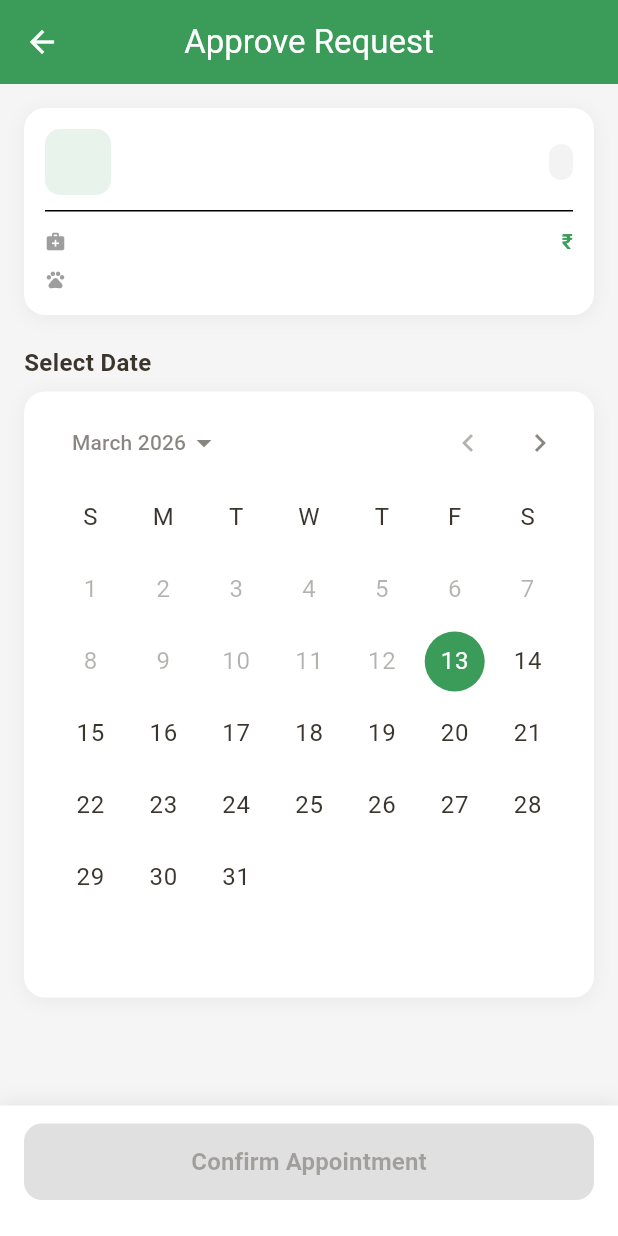
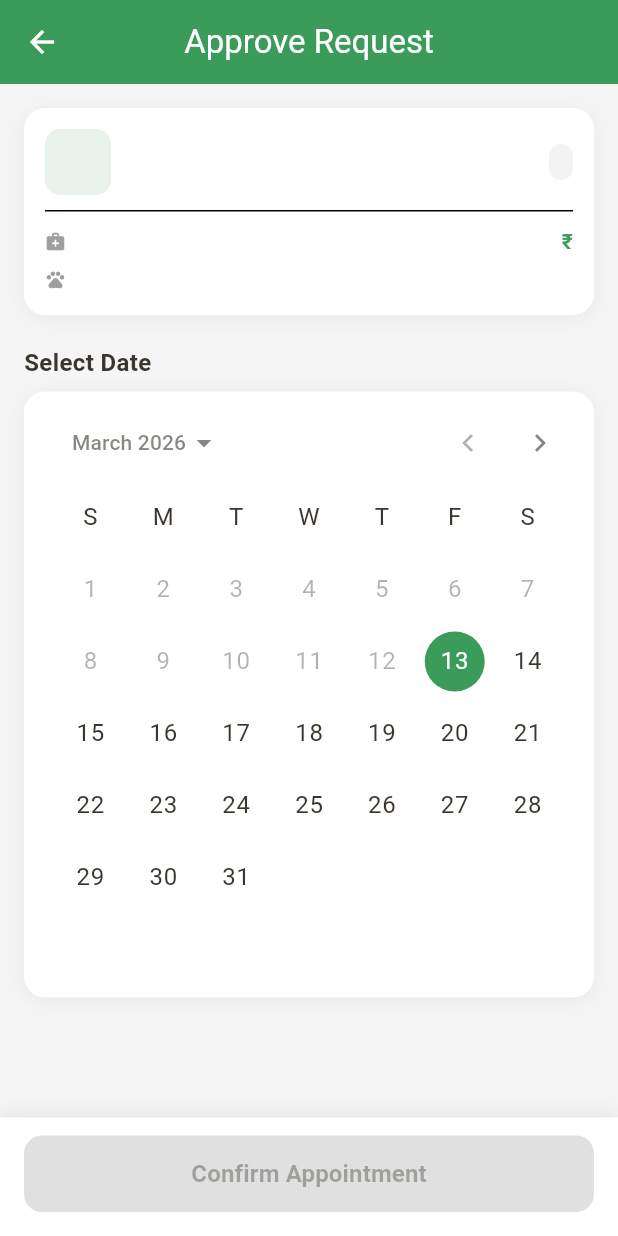
Before and after one commit to metamersisttech/FarmerApp-TestSuite, a Flutter app: the ApproveAppointmentScreen screen opened directly with empty values, on a phone screen of 412 x 824 dp. Run offline on Flutter 3.47's test engine with Material 3 defaults, Android fonts, the phone set to English and light mode, and no system bars; our stand-ins replace cached_network_image, cloud_firestore, dio, firebase_core, firebase_messaging, flutter_cache_manager and 8 more; accounts and stored records are empty.

Commit message:
1] Implemented filters for My listings 2] Implemented reject button and Confirm Approvement with safeArea

```diff
--- a/lib/features/appointment/screens/approve_appointment_screen.dart
+++ b/lib/features/appointment/screens/approve_appointment_screen.dart
@@ -198,8 +198,9 @@ class _ApproveAppointmentScreenState extends State<ApproveAppointmentScreen>
   }
 
   Widget _buildBottomBar() {
-    return Container(
-      padding: const EdgeInsets.fromLTRB(16, 12, 16, 24),
+    return SafeArea(
+      child: Container(
+        padding: const EdgeInsets.fromLTRB(16, 12, 16, 16),
         decoration: BoxDecoration(
           color: Colors.white,
           boxShadow: [
@@ -241,6 +242,7 @@ class _ApproveAppointmentScreenState extends State<ApproveAppointmentScreen>
                   ),
           ),
         ),
+      ),
     );
   }
 }
--- a/lib/features/appointment/screens/reject_appointment_screen.dart
+++ b/lib/features/appointment/screens/reject_appointment_screen.dart
@@ -166,8 +166,9 @@ class _RejectAppointmentScreenState extends State<RejectAppointmentScreen>
   }
 
   Widget _buildBottomBar() {
-    return Container(
-      padding: const EdgeInsets.fromLTRB(16, 12, 16, 24),
+    return SafeArea(
+      child: Container(
+        padding: const EdgeInsets.fromLTRB(16, 12, 16, 16),
         decoration: BoxDecoration(
           color: Colors.white,
           boxShadow: [
@@ -233,6 +234,7 @@ class _RejectAppointmentScreenState extends State<RejectAppointmentScreen>
             ),
           ],
         ),
+      ),
     );
   }
 }
--- a/lib/features/profile/services/my_listings_service.dart
+++ b/lib/features/profile/services/my_listings_service.dart
@@ -9,11 +9,11 @@ class MyListingsService {
     : _backendHelper = backendHelper ?? BackendHelper();
 
   /// Fetch user's own listings
-  /// Optionally filter by status (active, sold, expired, etc.)
+  /// Optionally filter by status (draft, sold, published, etc.)
   Future<List<ListingModel>> fetchMyListings({String? status}) async {
     try {
-      // Build query params if status is provided
-      final params = status != null ? {'status': status} : null;
+      // Build query params if status is provided and not 'all'
+      final params = (status != null && status != 'all') ? {'status': status} : null;
 
       final response = await _backendHelper.getMyListings(params: params);
 
--- a/lib/features/profile/widgets/my_listings_empty_state.dart
+++ b/lib/features/profile/widgets/my_listings_empty_state.dart
@@ -29,7 +29,7 @@ class MyListingsEmptyState extends StatelessWidget {
               ),
               const SizedBox(height: 24),
               Text(
-                filterStatus != null
+                (filterStatus != null && filterStatus != 'all')
                     ? 'No $filterStatus listings'
                     : 'No listings yet',
                 style: TextStyle(
@@ -40,7 +40,7 @@ class MyListingsEmptyState extends StatelessWidget {
               ),
               const SizedBox(height: 12),
               Text(
-                filterStatus != null
+                (filterStatus != null && filterStatus != 'all')
                     ? 'Try changing the filter to see other listings'
                     : 'Start posting your animals for sale',
                 style: TextStyle(
```
Also changed, not shown: lib/features/profile/mixins/my_listings_state_mixin.dart (+9 -8 lines), lib/features/profile/widgets/listings_filter_menu.dart (+5 -5 lines). Lines whose indentation alone changed are shown as unchanged.
